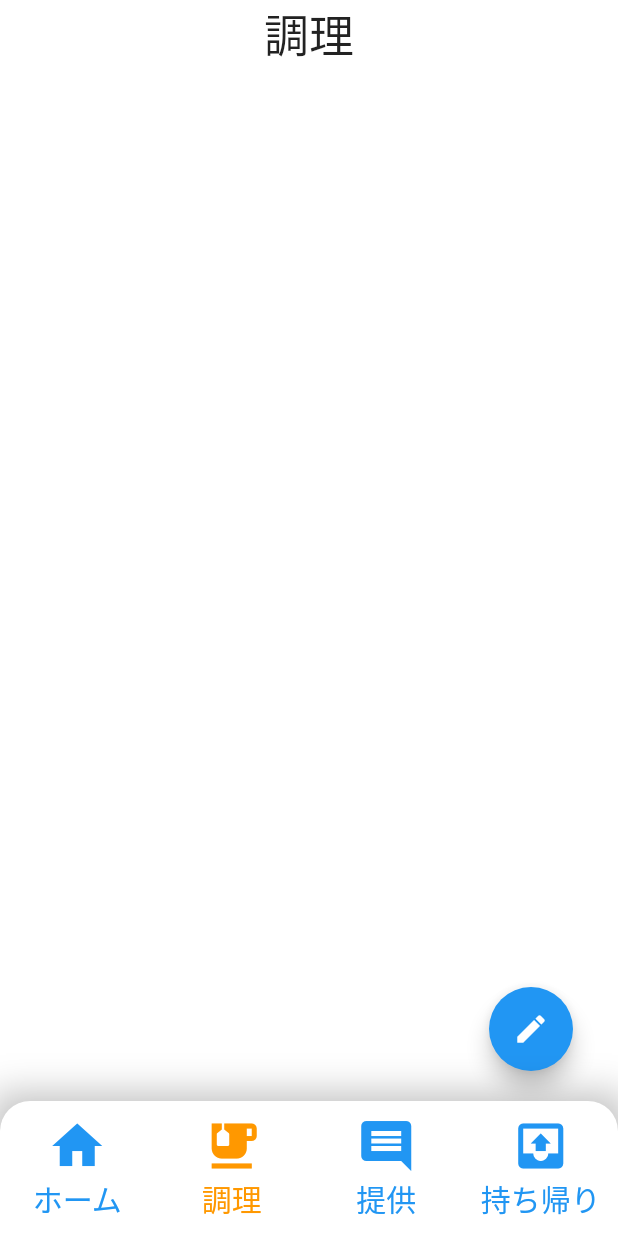
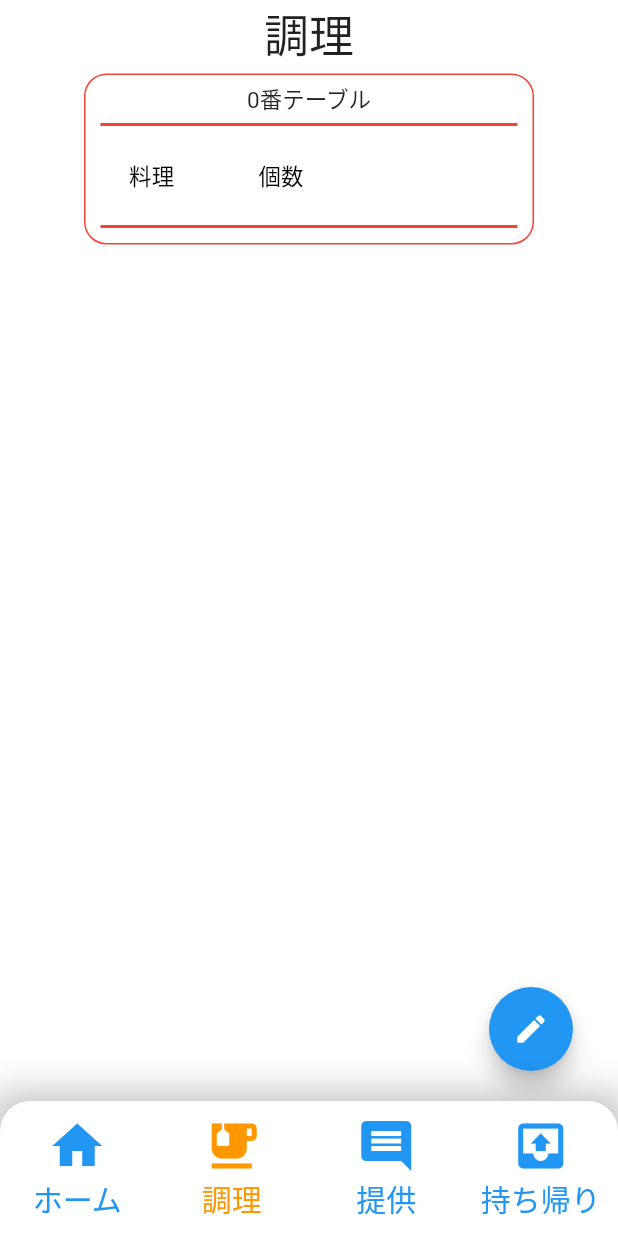
Before and after one commit to caphosra/iroha, a Flutter app: the screen it shows after launch, item 2 of the bottom bar chosen, on a phone screen of 412 x 824 dp. Run offline on Flutter 3.47's test engine with Material 2 defaults, Android fonts, the phone set to English and light mode, and no system bars; our stand-ins replace firebase_core, firebase_database, flutter_riverpod, hooks_riverpod; missing offline and left inert: editable, excel, firebase_core_web, firebase_database_web; accounts and stored records are empty; Roboto replaces fonts that are missing (KiwiMaru); statements that could not run were skipped.

Commit message:
Show the sum of all items

```diff
--- a/lib/widgets/foods-table.dart
+++ b/lib/widgets/foods-table.dart
@@ -3,15 +3,20 @@ import 'package:flutter/material.dart';
 class IrohaFoodsTable<T> extends StatelessWidget {
   final List<T> data;
   final Widget? Function(BuildContext context, T item) builder;
+  final Color color;
 
-  IrohaFoodsTable({required this.data, required this.builder, Key? key})
+  IrohaFoodsTable(
+      {required this.data,
+      required this.builder,
+      this.color = Colors.blue,
+      Key? key})
       : super(key: key);
 
   @override
   Widget build(BuildContext context) {
     return ListBody(
       children: [
-        Container(margin: EdgeInsets.all(5), height: 2, color: Colors.blue),
+        Container(margin: EdgeInsets.all(5), height: 2, color: color),
         Center(
             child: ConstrainedBox(
                 constraints: BoxConstraints(
@@ -52,7 +57,7 @@ class IrohaFoodsTable<T> extends StatelessWidget {
                                 .where((widget) => widget != null)
                                 .map((widget) => widget ?? DataRow(cells: []))
                                 .toList()))))),
-        Container(margin: EdgeInsets.all(5), height: 2, color: Colors.blue)
+        Container(margin: EdgeInsets.all(5), height: 2, color: color)
       ],
     );
   }
--- a/lib/widgets/orders-board/order-view.dart
+++ b/lib/widgets/orders-board/order-view.dart
@@ -9,15 +9,24 @@ import 'package:iroha/widgets/waiting-time.dart';
 class IrohaOrderView extends StatelessWidget {
   final IrohaOrder data;
   final void Function() onListChanged;
+  final Color color;
+  final bool showTime;
+  final bool showButtons;
 
-  IrohaOrderView({required this.data, required this.onListChanged, Key? key})
+  IrohaOrderView(
+      {required this.data,
+      required this.onListChanged,
+      this.color = Colors.blue,
+      this.showTime = true,
+      this.showButtons = true,
+      Key? key})
       : super(key: key);
 
   @override
   Widget build(BuildContext context) {
     return Container(
         decoration: BoxDecoration(
-          border: Border.all(color: Colors.blue),
+          border: Border.all(color: color),
           borderRadius: BorderRadius.circular(15),
         ),
         margin: EdgeInsets.all(5),
@@ -58,6 +67,7 @@ class IrohaOrderView extends StatelessWidget {
           Text('${data.tableNumber}番テーブル', style: TextStyle(fontSize: 15)),
           IrohaFoodsTable(
               data: data.getCounts(),
+              color: color,
               builder: (context, IrohaFoodCount food) {
                 if (food.count == 0) {
                   return null;
@@ -66,8 +76,12 @@ class IrohaOrderView extends StatelessWidget {
                       style: TextStyle(fontSize: 15));
                 }
               }),
-          IrohaWaitingTime(duration: DateTime.now().difference(data.posted)),
-          Row(children: [
+          showTime
+              ? IrohaWaitingTime(
+                  duration: DateTime.now().difference(data.posted))
+              : Container(),
+          showButtons
+              ? Row(children: [
                   IrohaOrderButton(
                       icon: Icons.check,
                       color: Colors.green.shade400,
@@ -77,6 +91,7 @@ class IrohaOrderView extends StatelessWidget {
                       color: Colors.red.shade400,
                       onPressed: () => _onDeleteButtonClicked(context))
                 ])
+              : Container()
         ]);
   }
 }
--- a/lib/widgets/orders-board/orders-list.dart
+++ b/lib/widgets/orders-board/orders-list.dart
@@ -20,11 +20,13 @@ class _IrohaOrdersListViewState extends State<IrohaOrdersListView> {
     return Consumer(builder: (context, watch, child) {
       var orders = watch(eatInOrdersProvider);
 
-      var ordersWidgets = orders
+      List<Widget> ordersWidgets = orders
           .where((data) => data.cooked == null)
           .map((data) =>
               IrohaOrderView(data: data, onListChanged: onListChanged))
           .toList();
+
+      ordersWidgets.insert(0, _getAllOrders(orders));
 
       return Stack(children: [
         IrohaWithHeader(text: '調理', children: [
@@ -42,6 +44,24 @@ class _IrohaOrdersListViewState extends State<IrohaOrdersListView> {
     });
   }
 
+  Widget _getAllOrders(List<IrohaOrder> orders) {
+    final counter = Map<String, int>();
+    for (final order in orders) {
+      if (order.cooked != null) continue;
+      for (final item in order.foods.entries) {
+        counter[item.key] = (counter[item.key] ?? 0) + item.value;
+      }
+    }
+    final data = IrohaOrder(
+        id: "top", posted: DateTime.now(), tableNumber: 0, foods: counter);
+    return IrohaOrderView(
+        data: data,
+        onListChanged: () {},
+        color: Colors.red,
+        showTime: false,
+        showButtons: false);
+  }
+
   onListChanged() {
     setState(() {});
   }
```
Lines whose indentation alone changed are shown as unchanged.
